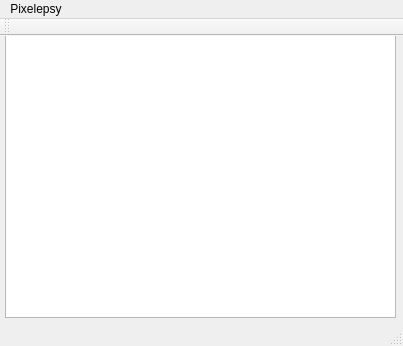
Above: pixelepsy.ui from maz906/pixelepsy before the change. Below: the same form after it.
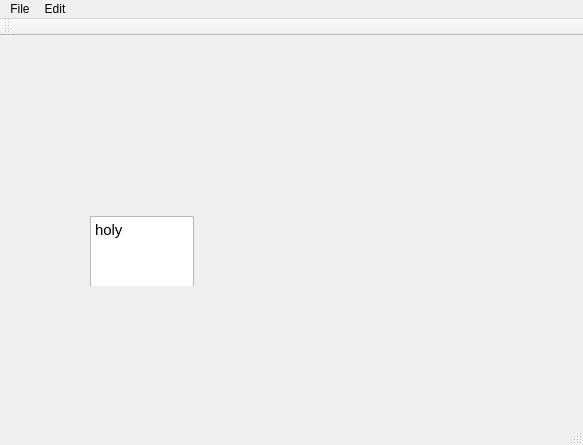
That is the form after the change.

Patch:
```diff
--- a/pixelepsy.ui
+++ b/pixelepsy.ui
@@ -6,23 +6,54 @@
    <rect>
     <x>0</x>
     <y>0</y>
-    <width>403</width>
-    <height>346</height>
+    <width>583</width>
+    <height>445</height>
    </rect>
   </property>
   <property name="windowTitle">
    <string>Pixelepsy</string>
   </property>
   <widget class="QWidget" name="centralWidget">
-   <widget class="QGraphicsView" name="graphicsView">
+   <widget class="QStackedWidget" name="stackedLayout">
     <property name="geometry">
      <rect>
-      <x>5</x>
-      <y>-9</y>
-      <width>391</width>
-      <height>291</height>
+      <x>10</x>
+      <y>-10</y>
+      <width>561</width>
+      <height>391</height>
      </rect>
     </property>
+    <widget class="QWidget" name="page">
+     <widget class="QWidget" name="widget" native="true">
+      <property name="geometry">
+       <rect>
+        <x>80</x>
+        <y>180</y>
+        <width>120</width>
+        <height>80</height>
+       </rect>
+      </property>
+      <widget class="QTextEdit" name="textEdit">
+       <property name="geometry">
+        <rect>
+         <x>0</x>
+         <y>10</y>
+         <width>104</width>
+         <height>75</height>
+        </rect>
+       </property>
+       <property name="html">
+        <string>&lt;!DOCTYPE HTML PUBLIC &quot;-//W3C//DTD HTML 4.0//EN&quot; &quot;http://www.w3.org/TR/REC-html40/strict.dtd&quot;&gt;
+&lt;html&gt;&lt;head&gt;&lt;meta name=&quot;qrichtext&quot; content=&quot;1&quot; /&gt;&lt;style type=&quot;text/css&quot;&gt;
+p, li { white-space: pre-wrap; }
+&lt;/style&gt;&lt;/head&gt;&lt;body style=&quot; font-family:'Oxygen-Sans Sans-Book'; font-size:11pt; font-weight:400; font-style:normal;&quot;&gt;
+&lt;p style=&quot; margin-top:0px; margin-bottom:0px; margin-left:0px; margin-right:0px; -qt-block-indent:0; text-indent:0px;&quot;&gt;holy&lt;/p&gt;
+&lt;p style=&quot;-qt-paragraph-type:empty; margin-top:0px; margin-bottom:0px; margin-left:0px; margin-right:0px; -qt-block-indent:0; text-indent:0px;&quot;&gt;&lt;br /&gt;&lt;/p&gt;&lt;/body&gt;&lt;/html&gt;</string>
+       </property>
+      </widget>
+     </widget>
+    </widget>
+    <widget class="QWidget" name="page_2"/>
    </widget>
   </widget>
   <widget class="QMenuBar" name="menuBar">
@@ -30,16 +61,25 @@
     <rect>
      <x>0</x>
      <y>0</y>
-     <width>403</width>
+     <width>583</width>
      <height>26</height>
     </rect>
    </property>
    <widget class="QMenu" name="menuPixelepsy">
     <property name="title">
-     <string>Pixelepsy</string>
+     <string>File</string>
+    </property>
+    <addaction name="actionOpen"/>
+    <addaction name="actionOpen_2"/>
+    <addaction name="actionSave"/>
+   </widget>
+   <widget class="QMenu" name="menuEdit">
+    <property name="title">
+     <string>Edit</string>
     </property>
    </widget>
    <addaction name="menuPixelepsy"/>
+   <addaction name="menuEdit"/>
   </widget>
   <widget class="QToolBar" name="mainToolBar">
    <attribute name="toolBarArea">
```
Left out of the diff: 15 changed lines with no effect on the pictures.
